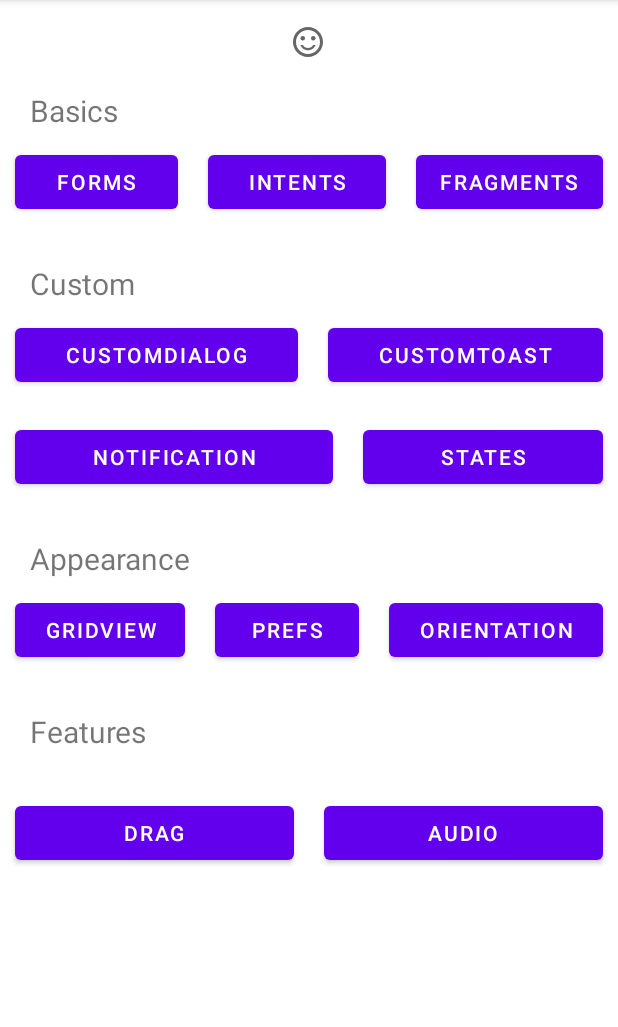
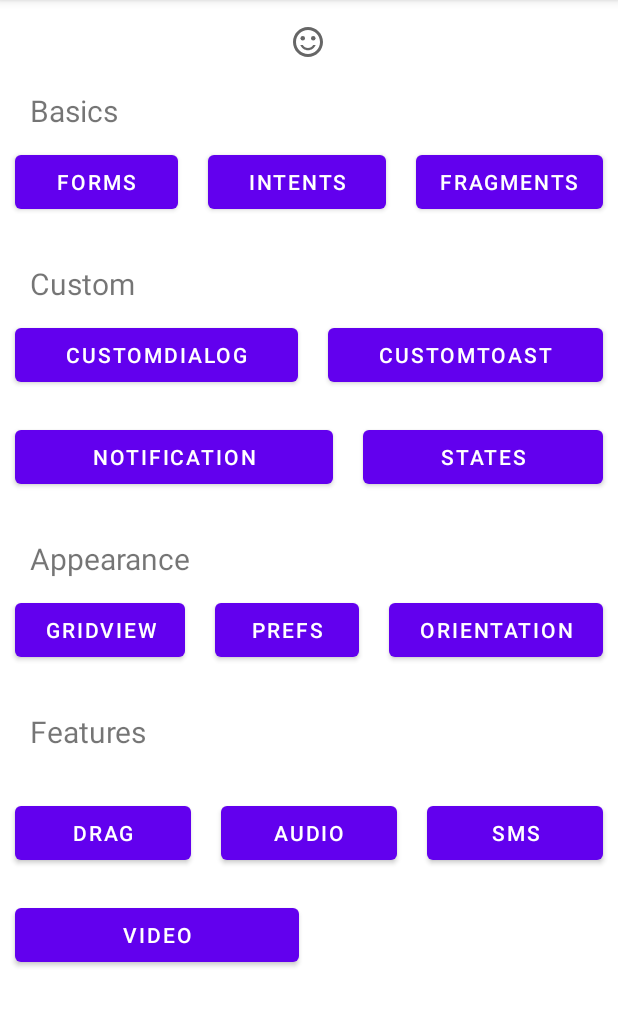
Before and after one commit to ElzaCS/EmptyActivityExample, an Android app: the screen it shows after launch (MainActivity), on a phone screen of 412 x 824 dp, the part 84-1111 px from its top. Run offline under Robolectric (Android 15) with nearby library versions, the phone set to English and light mode, and no system bars.

Commit message:
Add activity for videoPlayer

```diff
--- a/app/src/main/AndroidManifest.xml
+++ b/app/src/main/AndroidManifest.xml
@@ -17,6 +17,8 @@
         android:roundIcon="@mipmap/ic_launcher_round"
         android:supportsRtl="true"
         android:theme="@style/Theme.EmptyActivityExample">
+        <activity android:name=".Features.VideoPlayerActivity"
+            android:parentActivityName=".MainActivity"></activity>
         <activity
             android:name=".Features.AudioPlayerActivity"
             android:parentActivityName=".MainActivity" />
--- a/app/src/main/res/layout/activity_main.xml
+++ b/app/src/main/res/layout/activity_main.xml
@@ -192,11 +192,12 @@
         app:layout_constraintTop_toBottomOf="@+id/Appearance" />
 
     <LinearLayout
+        android:id="@+id/features1"
         android:layout_width="match_parent"
         android:layout_height="wrap_content"
         android:layout_marginTop="20dp"
         android:orientation="horizontal"
-        android:weightSum="2"
+        android:weightSum="3"
         app:layout_constraintTop_toBottomOf="@+id/textView14"
         tools:layout_editor_absoluteX="1dp">
 
@@ -214,7 +215,36 @@
             android:layout_margin="10dp"
             android:layout_weight="1"
             android:text="Audio" />
+        <Button
+            android:id="@+id/btn_sms"
+            android:layout_width="wrap_content"
+            android:layout_height="wrap_content"
+            android:layout_margin="10dp"
+            android:layout_weight="1"
+            android:text="SMS" />
+    </LinearLayout>
+
+    <LinearLayout
+        android:id="@+id/features2"
+        android:layout_width="match_parent"
+        android:layout_height="wrap_content"
+        android:orientation="horizontal"
+        android:weightSum="3"
+        app:layout_constraintTop_toBottomOf="@+id/features1"
+        tools:layout_editor_absoluteX="1dp">
+
+        <Button
+            android:id="@+id/btn_video"
+            android:layout_width="wrap_content"
+            android:layout_height="wrap_content"
+            android:layout_margin="10dp"
+            android:layout_weight="1"
+            android:text="Video"
+            tools:layout_editor_absoluteX="28dp"
+            tools:layout_editor_absoluteY="603dp" />
     </LinearLayout>
 
 
+
+
 </androidx.constraintlayout.widget.ConstraintLayout>
```
Also changed, not shown: app/src/main/java/com/example/emptyactivityexample/Features/VideoPlayerActivity.java (added, +31 -0 lines), app/src/main/java/com/example/emptyactivityexample/MainActivity.java (+38 -0 lines), app/src/main/res/layout/activity_video_player.xml (added, +21 -0 lines), 1 other file.
